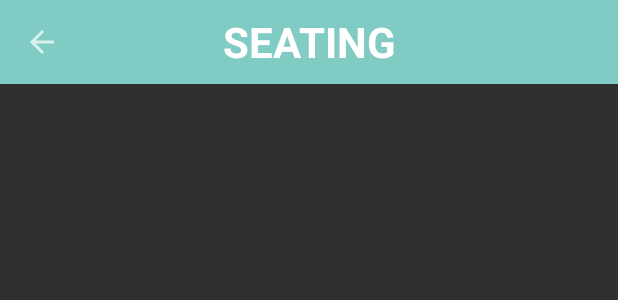
After one commit to detan1993/FERAV1, an Android app: the layout activity_restaurant_seating.xml on its own in the app's theme, with its tools: preview values and no code run, on a phone screen of 412 x 824 dp. The commit adds this screen. Shown: the top 300 px of the screen. Run offline under Robolectric (Android 15) with nearby library versions, the phone set to English and light mode, and no system bars.

Commit message:
Restaurant Seating

```diff
--- a/app/src/main/AndroidManifest.xml
+++ b/app/src/main/AndroidManifest.xml
@@ -41,7 +41,9 @@
         <service
             android:name=".services.WeightNotificationServices"
             android:enabled="true"
-            android:exported="true"></service>
+            android:exported="true" />
+
+        <activity android:name=".activity.RestaurantSeatingActivity"></activity>
     </application>
 
 </manifest>
--- a/app/src/main/java/com/example/shanw/ferav1/activity/RestaurantStaffActivity.java
+++ b/app/src/main/java/com/example/shanw/ferav1/activity/RestaurantStaffActivity.java
@@ -62,6 +62,10 @@ public class RestaurantStaffActivity extends AppCompatActivity {
         startActivity(new Intent(RestaurantStaffActivity.this, ViewPromotionActivity.class));
     }
 
+    public void goToSeating(View view){
+        startActivity(new Intent(RestaurantStaffActivity.this, RestaurantSeatingActivity.class));
+    }
+
     public void printSharedPreferences(){
         System.err.print("************************* PRINTSHAREDPREFERENCES CALLED");
         SharedPreferences sharedPref = this.getSharedPreferences(getString(R.string.preference_file_key), Context.MODE_PRIVATE);
--- /dev/null
+++ b/app/src/main/res/layout/activity_restaurant_seating.xml
@@ -0,0 +1,45 @@
+<?xml version="1.0" encoding="utf-8"?>
+<android.support.constraint.ConstraintLayout xmlns:android="http://schemas.android.com/apk/res/android"
+    xmlns:app="http://schemas.android.com/apk/res-auto"
+    xmlns:tools="http://schemas.android.com/tools"
+    android:layout_width="match_parent"
+    android:layout_height="match_parent"
+    tools:context="com.example.shanw.ferav1.activity.RestaurantSeatingActivity">
+    <LinearLayout
+        android:layout_width="match_parent"
+        android:layout_height="match_parent"
+        android:orientation="vertical">
+
+        <android.support.v7.widget.Toolbar
+            android:id="@+id/toolbar"
+            android:layout_width="match_parent"
+            android:layout_height="?attr/actionBarSize"
+            android:background="?attr/colorAccent"
+            android:onClick="goHome"
+            app:navigationIcon="?attr/homeAsUpIndicator">
+
+            <TextView
+                android:id="@+id/textView"
+                android:layout_width="wrap_content"
+                android:layout_height="wrap_content"
+                android:layout_gravity="center"
+                android:text="SEATING"
+                android:textStyle="bold"
+                android:textColor="#ffff"
+                android:textSize="28sp"/>
+
+        </android.support.v7.widget.Toolbar>
+
+
+        <TextView
+            android:id="@+id/tv_activeSeating"
+            android:layout_width="wrap_content"
+            android:layout_height="wrap_content" />
+
+        <TextView
+            android:id="@+id/tv_allSeating"
+            android:layout_width="match_parent"
+            android:layout_height="wrap_content" />
+
+    </LinearLayout>
+</android.support.constraint.ConstraintLayout>
--- a/app/src/main/res/layout/activity_restaurant_staff.xml
+++ b/app/src/main/res/layout/activity_restaurant_staff.xml
@@ -131,7 +131,7 @@
                 android:id="@+id/seatingBtn"
                 android:layout_width="137dp"
                 android:layout_height="120dp"
-
+                android:onClick="goToSeating"
                 android:layout_alignParentLeft="true"
                 android:layout_alignParentStart="true"
                 android:layout_centerVertical="true"
```
Also changed, not shown: app/src/main/java/com/example/shanw/ferav1/activity/RestaurantSeatingActivity.java (added, +204 -0 lines).
